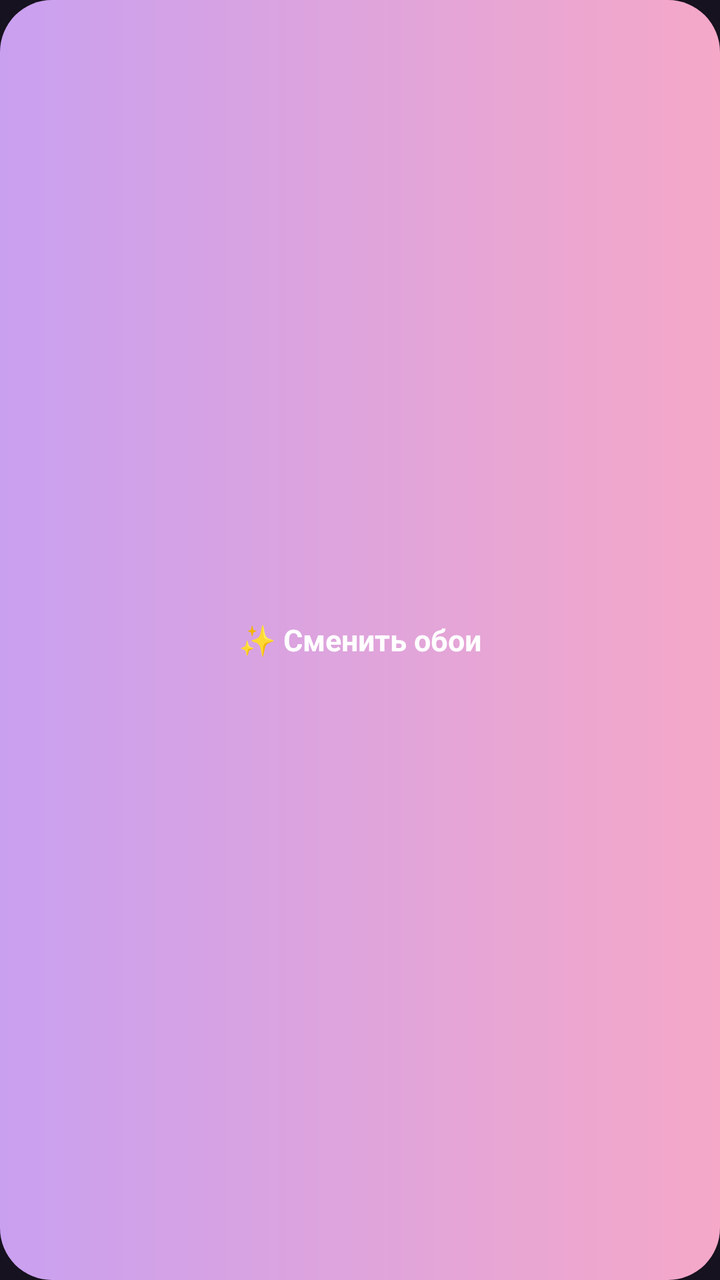
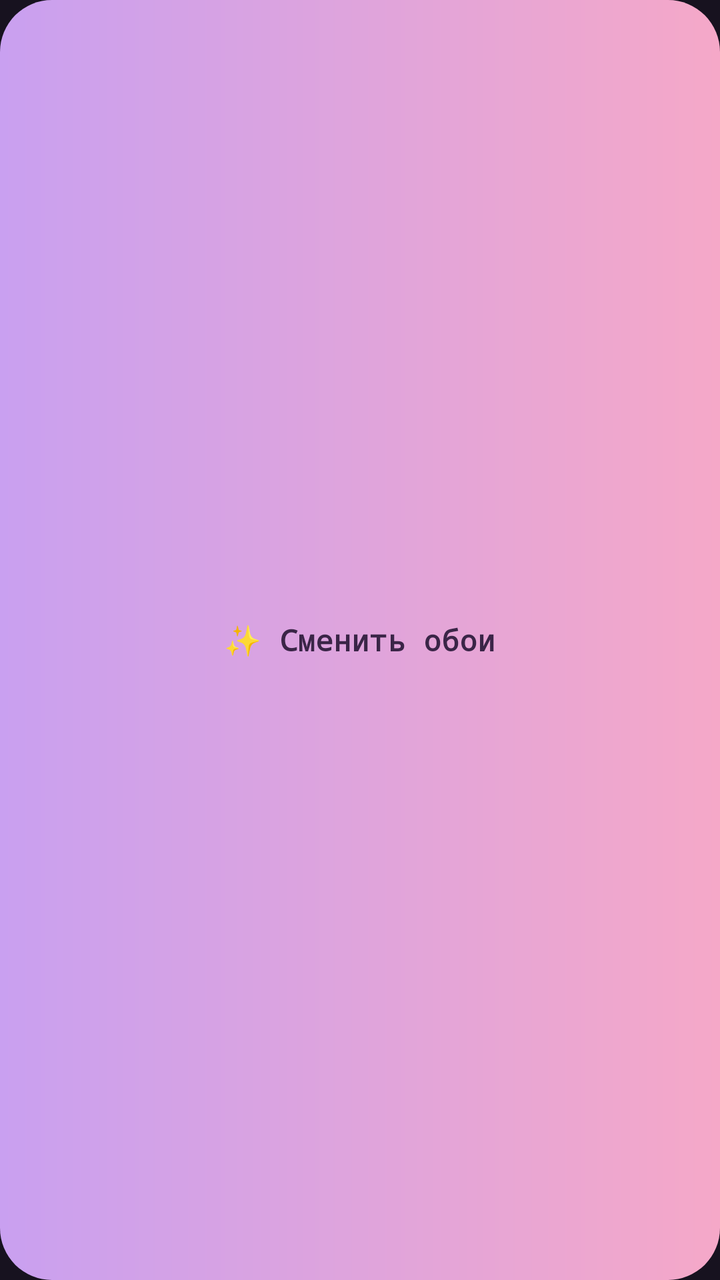

Before-and-after screenshots of an Android layout around one commit, followed by the original layout XML and the change that was made.
<!-- AndroidManifest.xml: application theme Theme.WallpaperChanger -->
<!-- res/layout/widget_layout.xml -->
<?xml version="1.0" encoding="utf-8"?>
<LinearLayout xmlns:android="http://schemas.android.com/apk/res/android"
    android:id="@+id/widgetButton"
    android:layout_width="match_parent"
    android:layout_height="match_parent"
    android:background="@drawable/widget_bg"
    android:gravity="center"
    android:padding="12dp">

    <TextView
        android:layout_width="wrap_content"
        android:layout_height="wrap_content"
        android:text="@string/widget_button"
        android:textColor="@android:color/white"
        android:textSize="15sp"
        android:textStyle="bold" />
</LinearLayout>
<!-- resources referenced by this layout -->
<resources>
  <!-- drawable widget_bg (drawable) -->
  <?xml version="1.0" encoding="utf-8"?>
  <shape xmlns:android="http://schemas.android.com/apk/res/android"
      android:shape="rectangle">
      <gradient
          android:startColor="@color/pill_start"
          android:endColor="@color/pill_end"
          android:angle="0" />
      <corners android:radius="26dp" />
  </shape>
  <string name="widget_button">✨ Сменить обои</string>
  <style name="Theme.WallpaperChanger" parent="Theme.Material3.Dark.NoActionBar">
          <item name="colorPrimary">@color/primary</item>
          <item name="colorOnPrimary">@color/on_pill</item>
          <item name="android:windowBackground">@color/bg</item>
          <item name="android:statusBarColor">@color/bg</item>
          <item name="android:navigationBarColor">@color/bg</item>
      </style>
  <color name="pill_start">#C9A0F0</color>
  <color name="pill_end">#F5A8C8</color>
  <color name="primary">#B98EE8</color>
  <color name="on_pill">#3A2547</color>
  <color name="bg">#17121F</color>
</resources>

<!-- the commit's change to res/layout/widget_layout.xml (unified diff, before → after) -->
@@ -11,7 +11,8 @@
         android:layout_width="wrap_content"
         android:layout_height="wrap_content"
         android:text="@string/widget_button"
-        android:textColor="@android:color/white"
+        android:fontFamily="monospace"
+        android:textColor="@color/on_pill"
         android:textSize="15sp"
         android:textStyle="bold" />
 </LinearLayout>
<!-- resource entries referenced after the edit -->
@@ -1,5 +1,6 @@
 <!-- resources referenced by this layout -->
 <resources>
+  <color name="on_pill">#3A2547</color>
   <!-- drawable widget_bg (drawable) -->
   <?xml version="1.0" encoding="utf-8"?>
   <shape xmlns:android="http://schemas.android.com/apk/res/android"
@@ -21,7 +22,6 @@
   <color name="pill_start">#C9A0F0</color>
   <color name="pill_end">#F5A8C8</color>
   <color name="primary">#B98EE8</color>
-  <color name="on_pill">#3A2547</color>
   <color name="bg">#17121F</color>
 </resources>
 
